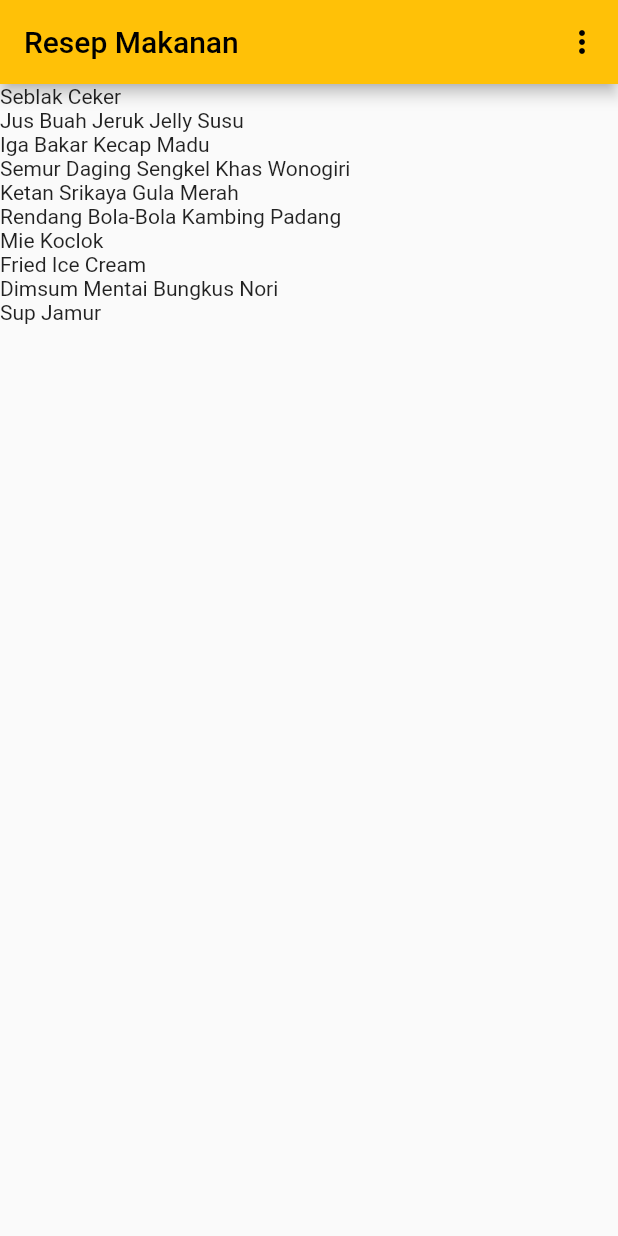
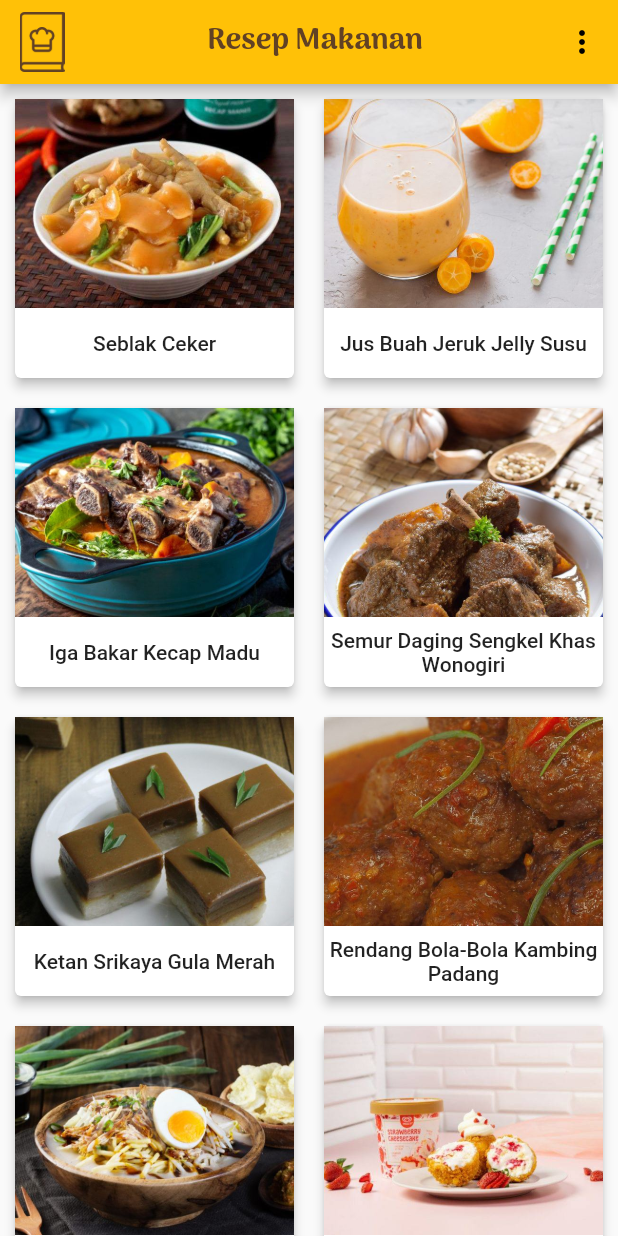
Before and after one commit to rza101/resep-makanan-flutter, a Flutter app: the screen it shows after launch, on a phone screen of 412 x 824 dp. Run offline on Flutter 3.47's test engine with Material 2 defaults, Android fonts, the phone set to English and light mode, and no system bars.

Commit message:
main screen complete

```diff
--- a/lib/main.dart
+++ b/lib/main.dart
@@ -1,10 +1,5 @@
 import 'package:flutter/material.dart';
 import 'package:resep_makanan/screens/splash_screen.dart';
-
-const color1 = Color(0xFF614124);
-const color2 = Color(0xFFCC704B);
-const color3 = Color(0xFFE8C07D);
-const color4 = Color(0xFF9FC088);
 
 void main() {
   runApp(const MyApp());
@@ -13,22 +8,12 @@ void main() {
 class MyApp extends StatelessWidget {
   const MyApp({Key? key}) : super(key: key);
 
-  // This widget is the root of your application.
   @override
   Widget build(BuildContext context) {
     return MaterialApp(
       debugShowCheckedModeBanner: false,
-      title: 'Flutter Demo',
+      title: 'Resep Makanan',
       theme: ThemeData(
-        // This is the theme of your application.
-        //
-        // Try running your application with "flutter run". You'll see the
-        // application has a blue toolbar. Then, without quitting the app, try
-        // changing the primarySwatch below to Colors.green and then invoke
-        // "hot reload" (press "r" in the console where you ran "flutter run",
-        // or simply save your changes to "hot reload" in a Flutter IDE).
-        // Notice that the counter didn't reset back to zero; the application
-        // is not restarted.
         primarySwatch: Colors.amber,
       ),
       home: SplashScreen(),
--- a/lib/models/recipe.dart
+++ b/lib/models/recipe.dart
@@ -12,8 +12,8 @@ class Recipe {
   List<String> ingredients;
   List<String> steps;
 
-  Recipe({
-    required this.name,
+  Recipe(
+      {required this.name,
       required this.thumbnail,
       required this.servings,
       required this.times,
@@ -28,8 +28,7 @@ class Recipe {
 List<Recipe> recipes = [
   Recipe(
     name: 'Seblak Ceker',
-    thumbnail:
-    'https://www.masakapahariini.com/wp-content/uploads/2019/03/seblak-ceker-620x440.jpg',
+    thumbnail: 'seblak-ceker.jpg',
     servings: '4 Porsi',
     times: '10mnt',
     difficulty: 'Mudah',
@@ -64,8 +63,7 @@ List<Recipe> recipes = [
   ),
   Recipe(
     name: 'Jus Buah Jeruk Jelly Susu',
-    thumbnail:
-    'https://www.masakapahariini.com/wp-content/uploads/2022/04/resep-jus-buah-jeruk-jelly-sus-780x440.jpg',
+    thumbnail: 'jus-buah-jeruk-jelly-susu.jpg',
     servings: '4 Porsi',
     times: '30mnt',
     difficulty: 'Mudah',
@@ -89,8 +87,7 @@ List<Recipe> recipes = [
   ),
   Recipe(
     name: 'Iga Bakar Kecap Madu',
-    thumbnail:
-    'https://www.masakapahariini.com/wp-content/uploads/2019/10/shutterstock_1305973879-780x440.jpg',
+    thumbnail: 'iga-bakar-kecap-madu.jpg',
     servings: '4 Porsi',
     times: '30mnt',
     difficulty: 'Cukup rumit',
@@ -128,8 +125,7 @@ List<Recipe> recipes = [
   ),
   Recipe(
     name: 'Semur Daging Sengkel Khas Wonogiri',
-    thumbnail:
-    'https://www.masakapahariini.com/wp-content/uploads/2019/06/semur-daging-sengkel-667x440.jpg',
+    thumbnail: 'semur-daging-sengkel.jpg',
     servings: '4 Porsi',
     times: '1jam',
     difficulty: 'Mudah',
@@ -161,10 +157,8 @@ List<Recipe> recipes = [
     ],
   ),
   Recipe(
-    name:
-    'Ketan Srikaya Gula Merah',
-    thumbnail:
-    'https://www.masakapahariini.com/wp-content/uploads/2021/05/shutterstock_1921296590-780x440.jpg',
+    name: 'Ketan Srikaya Gula Merah',
+    thumbnail: 'ketan-srikaya-gula-merah.jpg',
     servings: '8 Porsi',
     times: '30mnt',
     difficulty: 'Cukup rumit',
@@ -197,10 +191,8 @@ List<Recipe> recipes = [
     ],
   ),
   Recipe(
-    name:
-    'Rendang Bola-Bola Kambing Padang',
-    thumbnail:
-    'https://www.masakapahariini.com/wp-content/uploads/2018/08/rendang-bola-bola-kambing-padang-e1555308708608-780x440.jpg',
+    name: 'Rendang Bola-Bola Kambing Padang',
+    thumbnail: 'rendang-bola-bola-kambing-padang.jpg',
     servings: '4 Porsi',
     times: '1jam',
     difficulty: 'Mudah',
@@ -236,9 +228,9 @@ List<Recipe> recipes = [
     ],
   ),
   Recipe(
-    name: 'Mie Koclok',
+    name: 'Mie Koclok Cirebon',
     thumbnail:
-    'https://www.masakapahariini.com/wp-content/uploads/2019/02/mie-koclok-cirebon-780x440.jpg',
+        'mie-koclok-cirebon.jpg',
     servings: '3 Porsi',
     times: '30mnt',
     difficulty: 'Cukup rumit',
@@ -283,8 +275,7 @@ List<Recipe> recipes = [
   ),
   Recipe(
     name: 'Fried Ice Cream',
-    thumbnail:
-    'https://www.masakapahariini.com/wp-content/uploads/2021/06/fried-ice-cream-dish_edited-780x440.jpg',
+    thumbnail: 'fried-ice-cream.jpg',
     servings: '4 Porsi',
     times: '1jam',
     difficulty: 'Cukup rumit',
@@ -310,7 +301,7 @@ List<Recipe> recipes = [
   ),
   Recipe(
     name: 'Dimsum Mentai Bungkus Nori',
-    thumbnail: '',
+    thumbnail: 'dimsum-mentai-bungkus-nori.jpg',
     servings: '3 Porsi',
     times: '15mnt',
     difficulty: 'Cukup rumit',
@@ -349,7 +340,7 @@ List<Recipe> recipes = [
   ),
   Recipe(
     name: 'Sup Jamur',
-    thumbnail: '',
+    thumbnail: 'sup-jamur.jpg',
     servings: '4 Porsi',
     times: '1jam',
     difficulty: 'Mudah',
--- a/lib/screens/about_screen.dart
+++ b/lib/screens/about_screen.dart
@@ -1,11 +1,14 @@
 import 'package:flutter/material.dart';
+import 'package:resep_makanan/utils/constants.dart';
 
 class AboutScreen extends StatelessWidget{
+  const AboutScreen({Key? key}) : super(key: key);
+
   @override
   Widget build(BuildContext context) {
     return Scaffold(
       appBar: AppBar(
-        title: Text('About'),
+        title: const Center(child: Text('About', style: appBarTitleTextStyle,)),
       ),
     );
   }
--- a/lib/screens/main_screen.dart
+++ b/lib/screens/main_screen.dart
@@ -1,21 +1,26 @@
 import 'package:flutter/material.dart';
-import 'package:resep_makanan/models/recipe.dart';
 import 'package:resep_makanan/screens/about_screen.dart';
+import '../utils/constants.dart';
+import '../widgets/main_screen_grid_view.dart';
+import '../widgets/main_screen_list_view.dart';
 
 class MainScreen extends StatefulWidget {
+  const MainScreen({Key? key}) : super(key: key);
+
   @override
   State<MainScreen> createState() => _MainScreenState();
 }
 
 class _MainScreenState extends State<MainScreen> {
-  bool isListView = true;
+  bool isListView = false;
 
   @override
   Widget build(BuildContext context) {
     return SafeArea(
       child: Scaffold(
         appBar: AppBar(
-          title: Text('Resep Makanan'),
+          leading: appBarLeadingIcon,
+          title: const Center(child: Text('Resep Makanan', style: appBarTitleTextStyle,)),
           actions: [
             PopupMenuButton<String>(
               onSelected: (option) {
@@ -30,7 +35,7 @@ class _MainScreenState extends State<MainScreen> {
                   ));
                 } else if (option == 'about') {
                   Navigator.push(context, MaterialPageRoute(builder: (context) {
-                    return AboutScreen();
+                    return const AboutScreen();
                   }));
                 }
               },
@@ -40,7 +45,7 @@ class _MainScreenState extends State<MainScreen> {
                       value: 'change_view',
                       child:
                           Text(isListView ? 'Show as Grid' : 'Show as List')),
-                  PopupMenuItem(value: 'about', child: Text('About')),
+                  const PopupMenuItem(value: 'about', child: Text('About')),
                 ];
               },
             )
@@ -50,14 +55,14 @@ class _MainScreenState extends State<MainScreen> {
           child: LayoutBuilder(
               builder: (BuildContext context, BoxConstraints constraints) {
             if (isListView) {
-              return ListViewRecipe();
+              return const ListViewRecipe();
             } else {
               int crossAxisCount;
 
               if (constraints.maxWidth < 768) {
-                crossAxisCount = 3;
+                crossAxisCount = 2;
               } else {
-                crossAxisCount = 5;
+                crossAxisCount = 4;
               }
 
               return GridViewRecipe(crossAxisCount: crossAxisCount);
@@ -68,36 +73,3 @@ class _MainScreenState extends State<MainScreen> {
     );
   }
 }
-
-class GridViewRecipe extends StatelessWidget {
-  int crossAxisCount;
-
-  GridViewRecipe({required this.crossAxisCount});
-
-  @override
-  Widget build(BuildContext context) {
-    return GridView.count(
-      crossAxisCount: crossAxisCount,
-      children: recipes.map((recipe) {
-        return Text('${recipe.name}');
-      }).toList(),
-    );
-  }
-}
-
-class ListViewRecipe extends StatelessWidget {
-  @override
-  Widget build(BuildContext context) {
-    return ListView.builder(
-      itemBuilder: (context, index) {
-        final Recipe recipe = recipes[index];
-
-        return InkWell(
-          onTap: () {},
-          child: Text('${recipe.name}'),
-        );
-      },
-      itemCount: recipes.length,
-    );
-  }
-}
--- /dev/null
+++ b/lib/utils/constants.dart
@@ -0,0 +1,15 @@
+import 'package:flutter/material.dart';
+
+const color1 = Color(0xFF614124);
+const color2 = Color(0xFFCC704B);
+const color3 = Color(0xFFE8C07D);
+const color4 = Color(0xFF9FC088);
+
+var appBarLeadingIcon = Padding(
+  padding: const EdgeInsets.all(8),
+  child: Image.asset('images/logo_only.png', color: color1),
+);
+
+const appBarTitleTextStyle =
+    TextStyle(fontFamily: 'Arima', fontWeight: FontWeight.w700, color: color1);
+const boldTextStyle = TextStyle(fontWeight: FontWeight.w500);
--- /dev/null
+++ b/lib/widgets/main_screen_grid_view.dart
@@ -0,0 +1,48 @@
+import 'package:flutter/material.dart';
+import 'package:resep_makanan/models/recipe.dart';
+import 'package:resep_makanan/screens/detail_screen.dart';
+import 'package:resep_makanan/utils/constants.dart';
+
+class GridViewRecipe extends StatelessWidget {
+  int crossAxisCount;
+
+  GridViewRecipe({required this.crossAxisCount});
+
+  @override
+  Widget build(BuildContext context) {
+    return GridView.count(
+      crossAxisCount: crossAxisCount,
+      children: recipes.map((recipe) {
+        return InkWell(
+          onTap: () {
+            Navigator.push(context, MaterialPageRoute(builder: (context) {
+              return DetailScreen(recipe: recipe);
+            }));
+          },
+          child: Card(
+            elevation: 3,
+            margin: const EdgeInsets.all(10),
+            child: Column(
+              mainAxisAlignment: MainAxisAlignment.center,
+              children: [
+                Expanded(
+                    flex: 3,
+                    child: Image.asset(
+                      'images/${recipe.thumbnail}',
+                      fit: BoxFit.cover,
+                    )),
+                Expanded(
+                    child: Center(
+                        child: Text(
+                  recipe.name,
+                  textAlign: TextAlign.center,
+                  style: boldTextStyle,
+                )))
+              ],
+            ),
+          ),
+        );
+      }).toList(),
+    );
+  }
+}
```
Also changed, not shown: lib/screens/detail_screen.dart (+8 -1 lines), lib/screens/splash_screen.dart (+4 -3 lines), lib/widgets/main_screen_list_view.dart (added, +60 -0 lines), images/dimsum-mentai-bungkus-nori.jpg (added), images/fried-ice-cream.jpg (added), images/iga-bakar-kecap-madu.jpg (added), images/jus-buah-jeruk-jelly-susu.jpg (added), images/ketan-srikaya-gula-merah.jpg (added), images/mie-koclok-cirebon.jpg (added), images/rendang-bola-bola-kambing-padang.jpg (added), images/seblak-ceker.jpg (added), images/semur-daging-sengkel.jpg (added), images/sup-jamur.jpg (added). Lines whose indentation alone changed are shown as unchanged.
